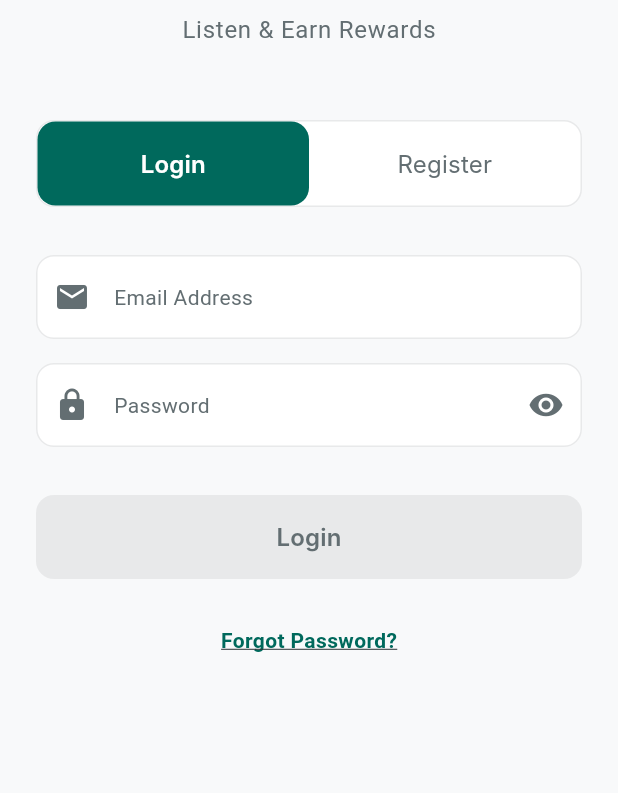
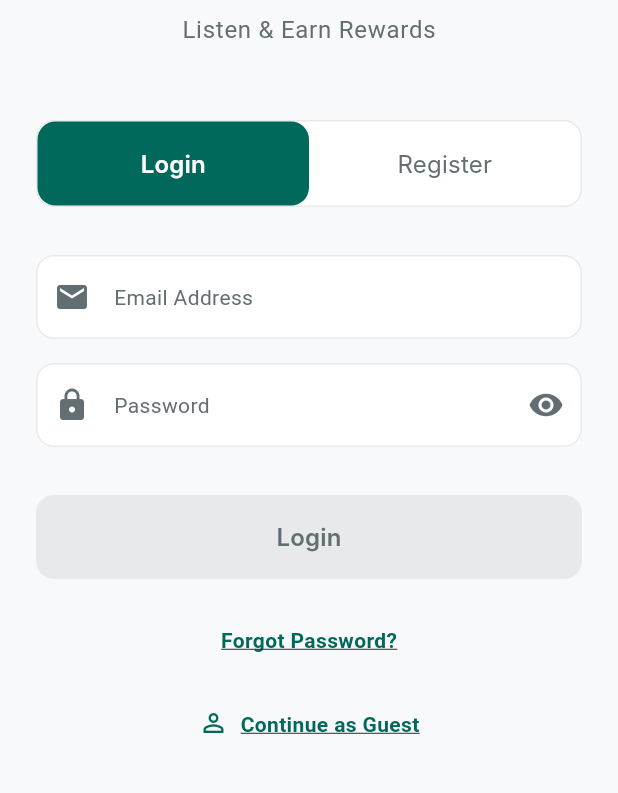
Before and after one commit to belovedchibuikem/ios-version-pelevo, a Flutter app: the screen it shows after launch, after a tap on "Skip", on a phone screen of 412 x 824 dp, the part 378-1171 px from its top. Run offline on Flutter 3.47's test engine with Material 3 defaults, Android fonts, the phone set to English and light mode, and no system bars; drawn by our look-alikes of sentry_flutter; our stand-ins replace audio_service, audioplayers, cached_network_image, connectivity_plus, dio, fl_chart and 18 more; missing offline and left inert: audio_session, in_app_purchase_android, in_app_purchase_storekit, workmanager; accounts and stored records are empty; network calls fail; Roboto replaces fonts that are missing (Inter, Source Sans Pro); statements that could not run were skipped.

Commit message:
Guest login

```diff
--- a/lib/core/services/session_service.dart
+++ b/lib/core/services/session_service.dart
@@ -67,6 +67,13 @@ class SessionService {
             '🔐 SESSION SERVICE: User is authenticated, redirecting to home');
         return AppRoutes.homeScreen;
       } else {
+        // Allow guests to go straight to home (limited access)
+        final isGuest = await _authService.isGuestMode();
+        if (isGuest) {
+          debugPrint('🔐 SESSION SERVICE: Guest mode active, redirecting to home');
+          return AppRoutes.homeScreen;
+        }
+
         // No valid session, then evaluate first launch / onboarding
         final isFirstLaunch = await FirstLaunchService.isFirstLaunch();
         debugPrint('🔐 SESSION SERVICE: Is first launch: $isFirstLaunch');
--- a/lib/core/services/storage_service.dart
+++ b/lib/core/services/storage_service.dart
@@ -6,6 +6,7 @@ class StorageService {
   static const String _tokenKey = 'auth_token';
   static const String _userKey = 'user_data';
   static const String _expiryKey = 'token_expiry';
+  static const String _guestKey = 'guest_session';
 
   final FlutterSecureStorage _storage = const FlutterSecureStorage();
 
@@ -102,6 +103,29 @@ class StorageService {
     debugPrint('💾 STORAGE SERVICE: All storage cleared successfully');
   }
 
+  /// Guest mode helpers
+  Future<void> setGuestMode(bool isGuest) async {
+    try {
+      debugPrint('💾 STORAGE SERVICE: Setting guest mode to: $isGuest');
+      await _storage.write(key: _guestKey, value: isGuest ? 'true' : 'false');
+    } catch (e) {
+      debugPrint('💾 STORAGE SERVICE ERROR: Failed to set guest mode: $e');
+      rethrow;
+    }
+  }
+
+  Future<bool> isGuestMode() async {
+    try {
+      final value = await _storage.read(key: _guestKey);
+      final isGuest = value == 'true';
+      debugPrint('💾 STORAGE SERVICE: isGuestMode -> $isGuest');
+      return isGuest;
+    } catch (e) {
+      debugPrint('💾 STORAGE SERVICE ERROR: Failed to read guest mode: $e');
+      return false;
+    }
+  }
+
   // Test method to verify storage is working
   Future<bool> testStorage() async {
     try {
--- a/lib/core/services/unified_auth_service.dart
+++ b/lib/core/services/unified_auth_service.dart
@@ -251,4 +251,8 @@ class UnifiedAuthService {
     _lastTokenCheck = null;
     debugPrint('🔐 UnifiedAuthService: Token cache invalidated');
   }
+
+  /// Guest mode helpers (proxied to StorageService)
+  Future<void> setGuestMode(bool isGuest) => _storageService.setGuestMode(isGuest);
+  Future<bool> isGuestMode() => _storageService.isGuestMode();
 }
--- a/lib/presentation/authentication_screen/authentication_screen.dart
+++ b/lib/presentation/authentication_screen/authentication_screen.dart
@@ -53,6 +53,7 @@ class _AuthenticationScreenState extends State<AuthenticationScreen>
   late Animation<double> _fadeAnimation;
 
   final AuthService _authService = AuthService();
+  final UnifiedAuthService _unifiedAuthService = UnifiedAuthService();
 
   bool _isPasswordFocused = false;
   bool _isConfirmPasswordFocused = false;
@@ -264,6 +265,9 @@ class _AuthenticationScreenState extends State<AuthenticationScreen>
           password: password,
         );
 
+        // Ensure guest mode is disabled after a real login
+        await _unifiedAuthService.setGuestMode(false);
+
         // Sync subscriptions after login
         await Provider.of<SubscriptionProvider>(context, listen: false)
             .fetchAndSetSubscriptionsFromBackend();
@@ -278,6 +282,9 @@ class _AuthenticationScreenState extends State<AuthenticationScreen>
           password: password,
           passwordConfirmation: _confirmPasswordController.text,
         );
+
+        // Ensure guest mode is disabled after a successful registration
+        await _unifiedAuthService.setGuestMode(false);
 
         // Sync subscriptions after registration
         await Provider.of<SubscriptionProvider>(context, listen: false)
@@ -320,6 +327,21 @@ class _AuthenticationScreenState extends State<AuthenticationScreen>
           _isLoading = false;
         });
       }
+    }
+  }
+
+  Future<void> _continueAsGuest() async {
+    try {
+      setState(() => _isLoading = true);
+      await _unifiedAuthService.setGuestMode(true);
+      HapticFeedback.selectionClick();
+      if (mounted) {
+        Navigator.pushReplacementNamed(context, AppRoutes.homeScreen);
+      }
+    } catch (e) {
+      _showErrorSnackBar('Could not start guest session. Please try again.');
+    } finally {
+      if (mounted) setState(() => _isLoading = false);
     }
   }
 
@@ -616,6 +638,29 @@ class _AuthenticationScreenState extends State<AuthenticationScreen>
                         ForgotPasswordWidget(
                           onPressed: _handleForgotPassword,
                         ),
+                        const SizedBox(height: 8),
+                        Center(
+                          child: TextButton.icon(
+                            onPressed: _isLoading ? null : _continueAsGuest,
+                            style: TextButton.styleFrom(
+                              padding: const EdgeInsets.symmetric(
+                                  horizontal: 12, vertical: 8),
+                            ),
+                            icon: Icon(
+                              Icons.person_outline,
+                              color: AppTheme.lightTheme.primaryColor,
+                              size: 20,
+                            ),
+                            label: Text(
+                              'Continue as Guest',
+                              style: AppTheme.lightTheme.textTheme.bodyMedium?.copyWith(
+                                color: AppTheme.lightTheme.primaryColor,
+                                fontWeight: FontWeight.w600,
+                                decoration: TextDecoration.underline,
+                              ),
+                            ),
+                          ),
+                        ),
                       ],
 
                       const SizedBox(height: 32),
@@ -626,8 +671,6 @@ class _AuthenticationScreenState extends State<AuthenticationScreen>
                       //   onError: (message) => _showErrorSnackBar(message),
                       //   isLoading: _isLoading,
                       // ),
-
-                      const SizedBox(height: 24),
                     ],
                   ),
                 ),
--- a/lib/services/audio_player_service.dart
+++ b/lib/services/audio_player_service.dart
@@ -368,7 +368,7 @@ class AudioPlayerService {
             // Remote URL - use setUrl
             debugPrint('🔊 Loading remote URL: ${episode.audioUrl}');
             await _audioPlayer.setUrl(episode.audioUrl!, headers: {
-              'User-Agent': 'Pelevo/4.0.1 (Flutter; Android; iOS)',
+              'User-Agent': 'Pelevo/4.0.2 (Flutter; iOS; Android)',
             });
             debugPrint('✅ Remote URL set successfully');
           } else {
```
Also changed, not shown: lib/core/navigation_service.dart (+33 -0 lines), lib/providers/subscription_provider.dart (+13 -0 lines), lib/services/subscription_helper.dart (+10 -0 lines), lib/widgets/common_bottom_navigation_widget.dart (+20 -7 lines), lib/widgets/enhanced_main_navigation.dart (+26 -2 lines), 3 other files.
